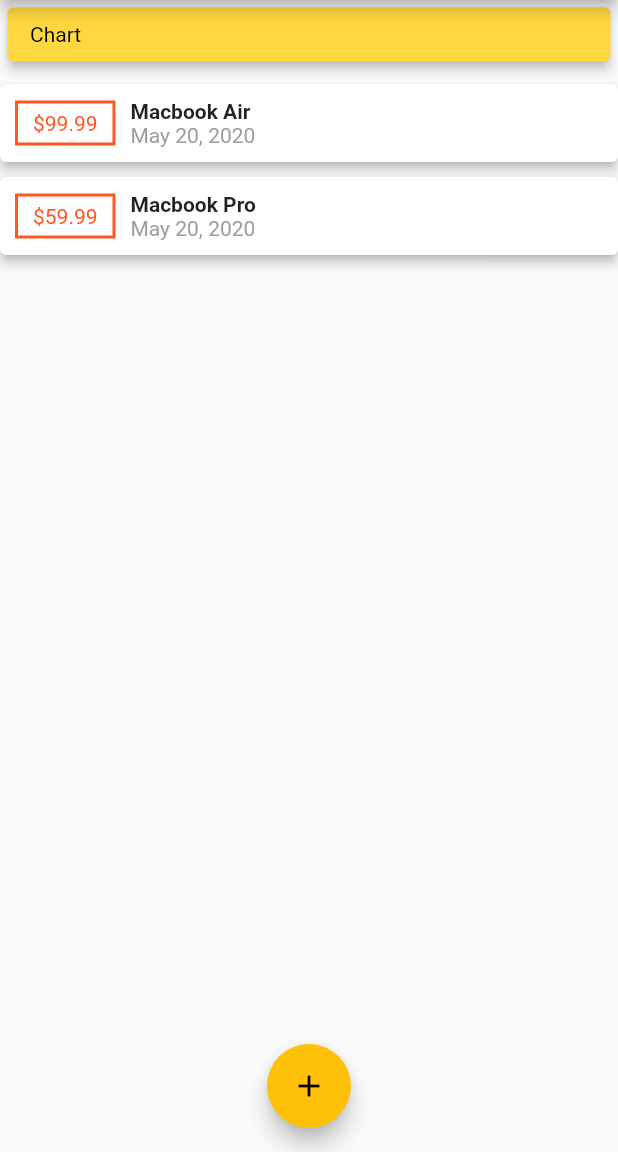
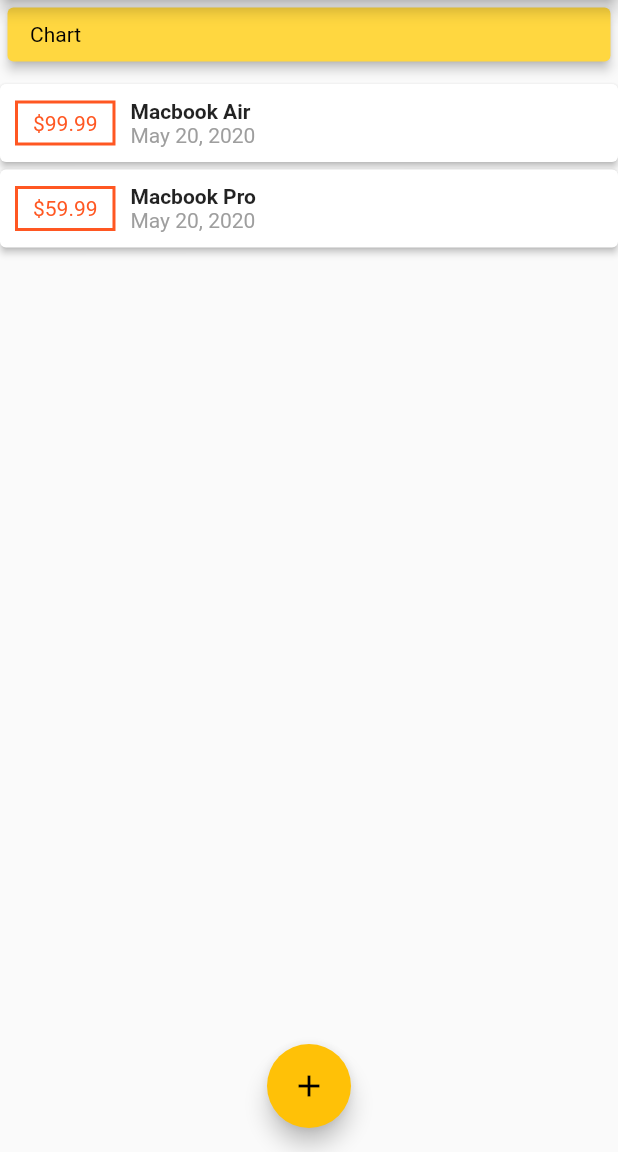
Before and after one commit to muhammad797/flutter-expense-planner, a Flutter app: the screen it shows after launch, on a phone screen of 412 x 824 dp, the part 84-1236 px from its top. Run offline on Flutter 3.47's test engine with Material 2 defaults, Android fonts, the phone set to English and light mode, and no system bars.

Commit message:
ListView builder for list

```diff
--- a/lib/main.dart
+++ b/lib/main.dart
@@ -66,7 +66,7 @@ class _MyHomePageState extends State<MyHomePage> {
           onPressed: () => startTransactionAdd(context),
           child: Icon(Icons.add),
         ),
-        body: SingleChildScrollView(
+        body: Container(
           child: Column(
             crossAxisAlignment: CrossAxisAlignment.stretch,
             mainAxisAlignment: MainAxisAlignment.start,
--- a/lib/widgets/transaction_list.dart
+++ b/lib/widgets/transaction_list.dart
@@ -9,20 +9,29 @@ class TransactionList extends StatelessWidget {
 
   @override
   Widget build(BuildContext context) {
-    return Column(
-      children: _transactions.map((item) {
-        return (Card(
+    return Container(
+      height: 500,
+      child: ListView.builder(
+          itemCount: _transactions.length,
+          itemBuilder: (BuildContext ctx, index) {
+            final Transaction item = _transactions[index];
+            return Card(
+                margin: EdgeInsets.only(bottom: 5),
+                elevation: 2,
                 child: Container(
+                  padding: EdgeInsets.all(10),
                   child: Row(
                     children: <Widget>[
                       Container(
                         child: Text('\$${item.amount.toStringAsFixed(2)}',
-                        style:
-                            TextStyle(color: Theme.of(context).primaryColor)),
+                            style: TextStyle(
+                                color: Theme.of(context).primaryColor)),
                         decoration: BoxDecoration(
                             border: Border.all(
-                            color: Theme.of(context).primaryColor, width: 2)),
-                    padding: EdgeInsets.symmetric(vertical: 5, horizontal: 10),
+                                color: Theme.of(context).primaryColor,
+                                width: 2)),
+                        padding:
+                            EdgeInsets.symmetric(vertical: 5, horizontal: 10),
                         margin: EdgeInsets.only(right: 10),
                       ),
                       Column(
@@ -36,11 +45,8 @@ class TransactionList extends StatelessWidget {
                       )
                     ],
                   ),
-              padding: EdgeInsets.all(10)),
-          elevation: 3,
-          margin: EdgeInsets.only(bottom: 10),
                 ));
-      }).toList(),
+          }),
     );
   }
 }
```
Lines whose indentation alone changed are shown as unchanged.
